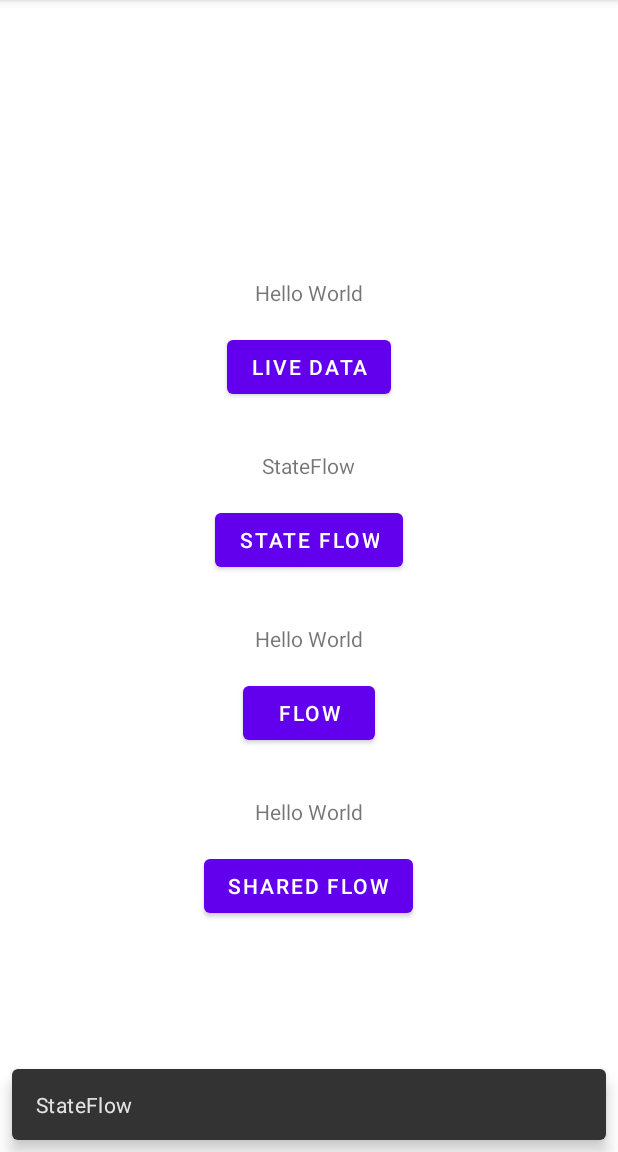
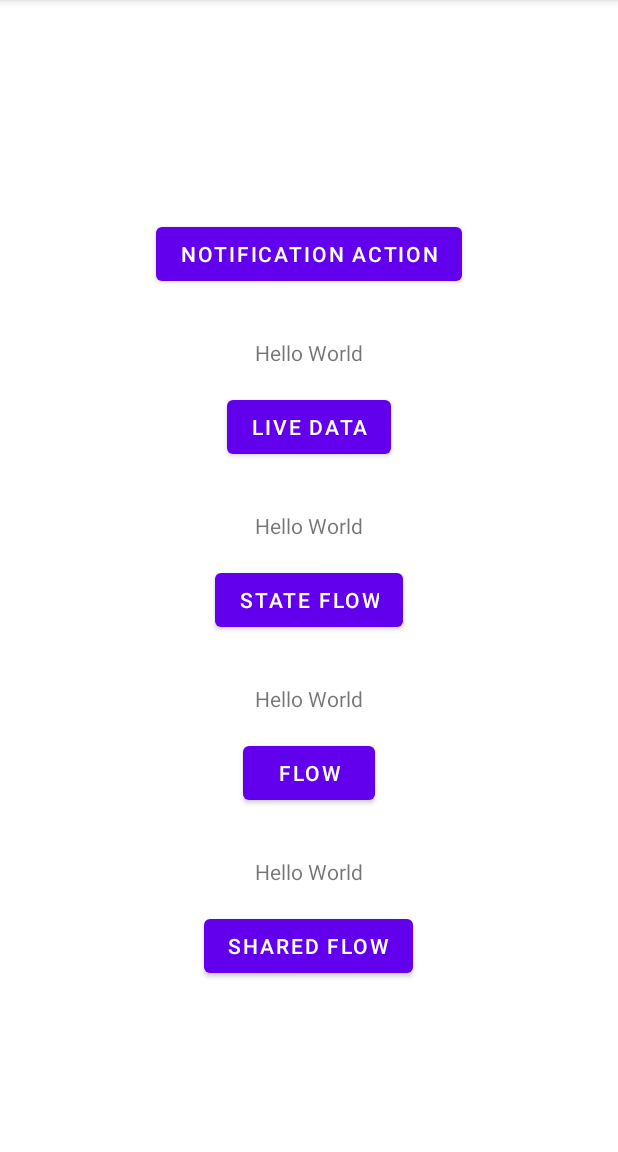
Before and after one commit to Raphael-MartinsV/Aula1, an Android app: the SecondFragment screen opened through its navigation route, after a tap on "STATE FLOW", on a phone screen of 412 x 824 dp, the part 84-1236 px from its top. Run offline under Robolectric (Android 15) with nearby library versions, the phone set to English and light mode, and no system bars; 1 statement that could not run was skipped; 2 other taps on this screen came first.

Commit message:
[Aula 4] (Criando pushNotification)

```diff
--- a/app/src/main/AndroidManifest.xml
+++ b/app/src/main/AndroidManifest.xml
@@ -3,6 +3,7 @@
     xmlns:tools="http://schemas.android.com/tools">
 
     <uses-permission android:name="android.permission.INTERNET"/>
+    <uses-permission android:name="android.permission.POST_NOTIFICATIONS"/>
     <application
         android:allowBackup="true"
         android:dataExtractionRules="@xml/data_extraction_rules"
@@ -27,6 +28,8 @@
                 android:name="android.app.lib_name"
                 android:value="" />
         </activity>
+
+        <receiver android:name=".ui.notification.NotificationActionReceiver"/>
     </application>
 
 </manifest>
--- a/app/src/main/java/com/example/aula1/ui/main/MainActivity.kt
+++ b/app/src/main/java/com/example/aula1/ui/main/MainActivity.kt
@@ -31,4 +31,8 @@ class MainActivity : AppCompatActivity() {
             navHostFragment.navController.setGraph(graph, args)
         }
     }
+
+    companion object {
+        const val EXTRA_MESSAGE = "Message"
+    }
 }
--- a/app/src/main/java/com/example/aula1/ui/main/SecondFragment.kt
+++ b/app/src/main/java/com/example/aula1/ui/main/SecondFragment.kt
@@ -1,22 +1,27 @@
 package com.example.aula1.ui.main
 
+import android.app.Activity
+import android.content.Context
 import android.os.Bundle
 import android.view.LayoutInflater
 import android.view.View
 import android.view.ViewGroup
+import android.view.WindowManager
+import android.view.inputmethod.InputMethodManager
 import androidx.fragment.app.Fragment
 import androidx.lifecycle.lifecycleScope
 import com.example.aula1.databinding.FragmentSecondBinding
 import com.example.aula1.ui.bottomsheet.SampleBottomSheetFragment
 import com.example.aula1.ui.model.SampleHelper
 import com.example.aula1.ui.model.setInfoHelper
+import com.example.aula1.ui.utils.NotificationUtils
 import com.example.aula1.ui.utils.sampleConst1
 import com.google.android.material.snackbar.Snackbar
 import kotlinx.coroutines.flow.collectLatest
 import kotlinx.coroutines.launch
 import org.koin.androidx.viewmodel.ext.android.viewModel
 
-class SecondFragment: Fragment() {
+class SecondFragment : Fragment() {
 
     private var _binding: FragmentSecondBinding? = null
     private val binding get() = _binding!!
@@ -31,7 +36,7 @@ class SecondFragment: Fragment() {
     }
 
     private fun setObserver() {
-        viewModel.liveData.observe(viewLifecycleOwner){
+        viewModel.liveData.observe(viewLifecycleOwner) {
             binding.txtLiveData.text = it
         }
         lifecycleScope.launchWhenCreated {
@@ -60,28 +65,31 @@ class SecondFragment: Fragment() {
     override fun onViewCreated(view: View, savedInstanceState: Bundle?) {
         super.onViewCreated(view, savedInstanceState)
         setObserver()
-        binding.buttonLiveData.setOnClickListener{
-            val helper : SampleHelper? = setInfoHelper()[sampleConst1]
+        binding.btnNotification.setOnClickListener {
+            NotificationUtils.notificationWithButtonAction(requireContext())
+        }
+        binding.buttonLiveData.setOnClickListener {
+            val helper: SampleHelper? = setInfoHelper()[sampleConst1]
             if (helper != null) {
                 showBottomSheet(helper)
             }
         }
-        binding.buttonStateFlow.setOnClickListener{
-            viewModel.triggerStateFlow()
+        binding.buttonStateFlow.setOnClickListener {
+            showKeyboard(requireContext())
         }
-        binding.buttonFlow.setOnClickListener{
+        binding.buttonFlow.setOnClickListener {
             lifecycleScope.launch {
                 viewModel.triggerFlow().collectLatest {
                     binding.txtFlow.text = it
                 }
             }
         }
-        binding.buttonSharedFlow.setOnClickListener{
+        binding.buttonSharedFlow.setOnClickListener {
             viewModel.triggerSharedFlow()
         }
     }
 
-    private fun showBottomSheet(sampleHelper: SampleHelper){
+    private fun showBottomSheet(sampleHelper: SampleHelper) {
         val sampleBottomSheetFragment: SampleBottomSheetFragment =
             SampleBottomSheetFragment.newInstance(sampleHelper)
         sampleBottomSheetFragment.show(
@@ -89,4 +97,23 @@ class SecondFragment: Fragment() {
             "dialog_fragment"
         )
     }
+
+    fun showKeyboard(context: Context) {
+        (context.getSystemService(Context.INPUT_METHOD_SERVICE) as InputMethodManager).toggleSoftInput(
+            InputMethodManager.SHOW_FORCED, InputMethodManager.HIDE_IMPLICIT_ONLY
+        )
+    }
+
+    fun hideKeyboard(context: Context) {
+        try {
+            (context as Activity).window.setSoftInputMode(WindowManager.LayoutParams.SOFT_INPUT_STATE_ALWAYS_HIDDEN)
+            if (context.currentFocus != null && context.currentFocus!!.windowToken != null){
+                (context.getSystemService(Context.INPUT_METHOD_SERVICE) as InputMethodManager).hideSoftInputFromWindow(
+                    context.currentFocus!!.windowToken, 0
+                )
+            }
+        } catch (e: java.lang.Exception) {
+            e.printStackTrace()
+        }
+    }
 }
--- a/app/src/main/res/layout/fragment_second.xml
+++ b/app/src/main/res/layout/fragment_second.xml
@@ -10,37 +10,48 @@
     <LinearLayout
         android:layout_width="match_parent"
         android:layout_height="wrap_content"
-        app:layout_constraintTop_toTopOf="parent"
+        android:gravity="center"
+        android:orientation="vertical"
         app:layout_constraintBottom_toBottomOf="parent"
-        android:orientation="vertical"
-        android:gravity="center">
+        app:layout_constraintTop_toTopOf="parent">
+
+
+        <Button
+            android:id="@+id/btnNotification"
+            android:layout_width="wrap_content"
+            android:layout_height="wrap_content"
+            android:layout_marginTop="32dp"
+            android:text="@string/notification_action"
+            app:layout_constraintEnd_toEndOf="parent"
+            app:layout_constraintStart_toStartOf="parent"
+            app:layout_constraintTop_toTopOf="parent" />
 
         <TextView
             android:id="@+id/txt_live_data"
             android:layout_width="wrap_content"
             android:layout_height="wrap_content"
+            android:layout_marginTop="32dp"
             android:text="@string/hello_world"
-        android:layout_marginTop="32dp"
             app:layout_constraintEnd_toEndOf="parent"
             app:layout_constraintStart_toStartOf="parent"
-        app:layout_constraintTop_toTopOf="parent" />
+            app:layout_constraintTop_toBottomOf="@+id/btnNotification" />
 
         <Button
             android:id="@+id/button_live_data"
             android:layout_width="wrap_content"
             android:layout_height="wrap_content"
+            android:layout_marginTop="16dp"
             android:text="@string/live_data"
+            app:layout_constraintEnd_toEndOf="parent"
             app:layout_constraintStart_toStartOf="parent"
-        app:layout_constraintEnd_toEndOf="parent"
-        android:layout_marginTop="16dp"
-        app:layout_constraintTop_toBottomOf="@+id/txt_live_data"
-        />
+            app:layout_constraintTop_toBottomOf="@+id/txt_live_data" />
+
         <TextView
             android:id="@+id/txt_state_flow"
             android:layout_width="wrap_content"
             android:layout_height="wrap_content"
+            android:layout_marginTop="32dp"
             android:text="@string/hello_world"
-        android:layout_marginTop="32dp"
             app:layout_constraintEnd_toEndOf="parent"
             app:layout_constraintStart_toStartOf="parent"
             app:layout_constraintTop_toBottomOf="@+id/button_live_data" />
@@ -49,18 +60,18 @@
             android:id="@+id/button_state_flow"
             android:layout_width="wrap_content"
             android:layout_height="wrap_content"
+            android:layout_marginTop="16dp"
             android:text="@string/state_flow"
+            app:layout_constraintEnd_toEndOf="parent"
             app:layout_constraintStart_toStartOf="parent"
-        app:layout_constraintEnd_toEndOf="parent"
-        android:layout_marginTop="16dp"
-        app:layout_constraintTop_toBottomOf="@+id/txt_state_flow"
-        />
+            app:layout_constraintTop_toBottomOf="@+id/txt_state_flow" />
+
         <TextView
             android:id="@+id/txt_flow"
             android:layout_width="wrap_content"
             android:layout_height="wrap_content"
+            android:layout_marginTop="32dp"
             android:text="@string/hello_world"
-        android:layout_marginTop="32dp"
             app:layout_constraintEnd_toEndOf="parent"
             app:layout_constraintStart_toStartOf="parent"
             app:layout_constraintTop_toBottomOf="@+id/button_state_flow" />
@@ -69,18 +80,18 @@
             android:id="@+id/button_flow"
             android:layout_width="wrap_content"
             android:layout_height="wrap_content"
+            android:layout_marginTop="16dp"
             android:text="@string/flow"
+            app:layout_constraintEnd_toEndOf="parent"
             app:layout_constraintStart_toStartOf="parent"
-        app:layout_constraintEnd_toEndOf="parent"
-        android:layout_marginTop="16dp"
-        app:layout_constraintTop_toBottomOf="@+id/txt_flow"
-        />
+            app:layout_constraintTop_toBottomOf="@+id/txt_flow" />
+
         <TextView
             android:id="@+id/txt_shared_flow"
             android:layout_width="wrap_content"
             android:layout_height="wrap_content"
+            android:layout_marginTop="32dp"
             android:text="@string/hello_world"
-        android:layout_marginTop="32dp"
             app:layout_constraintEnd_toEndOf="parent"
             app:layout_constraintStart_toStartOf="parent"
             app:layout_constraintTop_toBottomOf="@+id/button_flow" />
@@ -89,12 +100,11 @@
             android:id="@+id/button_shared_flow"
             android:layout_width="wrap_content"
             android:layout_height="wrap_content"
+            android:layout_marginTop="16dp"
             android:text="@string/shared_flow"
+            app:layout_constraintEnd_toEndOf="parent"
             app:layout_constraintStart_toStartOf="parent"
-        app:layout_constraintEnd_toEndOf="parent"
-        android:layout_marginTop="16dp"
-        app:layout_constraintTop_toBottomOf="@+id/txt_shared_flow"
-        />
+            app:layout_constraintTop_toBottomOf="@+id/txt_shared_flow" />
     </LinearLayout>
 
 </androidx.constraintlayout.widget.ConstraintLayout>
--- a/app/src/main/res/values/strings.xml
+++ b/app/src/main/res/values/strings.xml
@@ -11,4 +11,9 @@
     <string name="understood">Entendi</string>
     <string name="android_name">Android</string>
     <string name="android_description">Card Description </string>
+    <string name="notify_channel_name">Default</string>
+    <string name="notify_channel_description">Channel default of notifications</string>
+    <string name="notify_title">Created notification</string>
+    <string name="notify_text">This is a notification</string>
+    <string name="notification_action">Notification Action</string>
 </resources>
```
Also changed, not shown: app/src/main/java/com/example/aula1/ui/notification/NotificationActionReceiver.kt (added, +23 -0 lines), app/src/main/java/com/example/aula1/ui/utils/NotificationUtils.kt (added, +97 -0 lines). Lines whose indentation alone changed are shown as unchanged.
